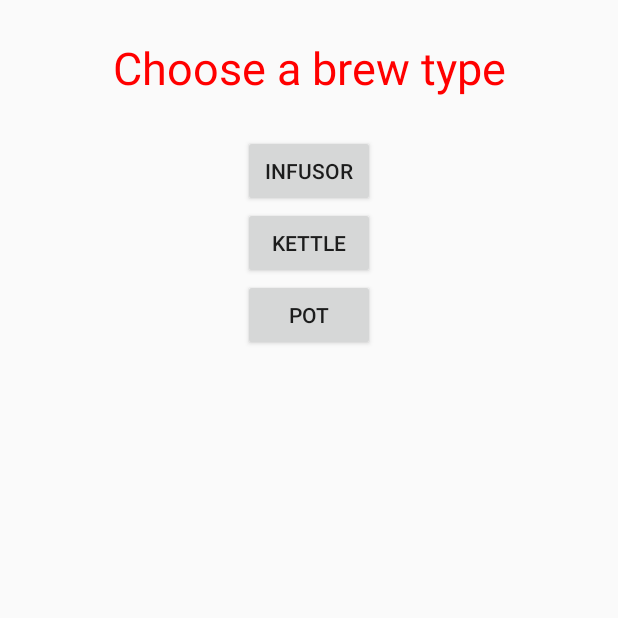
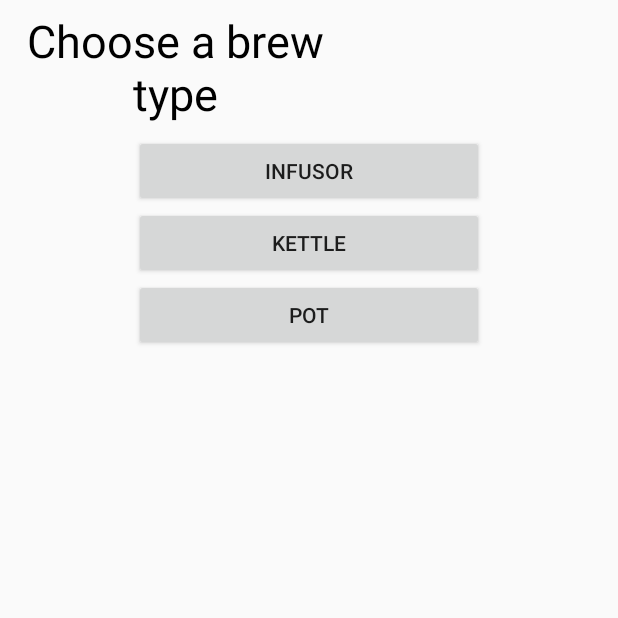
Before and after one commit to aprestona/Steeped., an Android app: the BrewType screen opened directly, with no data from a screen before it, on a phone screen of 412 x 824 dp, the top half of it. Run offline under Robolectric (Android 15) with nearby library versions, the phone set to English and light mode, and no system bars.

Commit message:
Unified Layout screens and added all buttons to the strings

```diff
--- a/app/src/main/res/layout/brew_type.xml
+++ b/app/src/main/res/layout/brew_type.xml
@@ -8,30 +8,30 @@
 
     <TextView
         android:id="@+id/tv_BrewType"
-        android:layout_width="fill_parent"
+        android:layout_width="233dp"
         android:layout_height="90sp"
         android:gravity="center"
         android:text="Choose a brew type"
-        android:textColor="#FF0000"
-        android:textSize="30sp"/>
+        android:textSize="30sp"
+        android:textColor="#000000" />
 
     <Button
         android:id="@+id/btn_infuser"
-        android:layout_width="wrap_content"
+        android:layout_width="233dp"
         android:layout_height="wrap_content"
         android:layout_gravity="center"
         android:text="@string/btn_infusor"/>
 
     <Button
         android:id="@+id/btn_kettle"
-        android:layout_width="wrap_content"
+        android:layout_width="233dp"
         android:layout_height="wrap_content"
         android:layout_gravity="center"
         android:text="@string/btn_kettle"/>
 
     <Button
         android:id="@+id/btn_pitcher"
-        android:layout_width="wrap_content"
+        android:layout_width="233dp"
         android:layout_height="wrap_content"
         android:layout_gravity="center"
         android:text="@string/btn_pot"/>
--- a/app/src/main/res/layout/tea_type.xml
+++ b/app/src/main/res/layout/tea_type.xml
@@ -57,5 +57,9 @@
         android:layout_centerHorizontal="true"
         android:layout_marginTop="104dp"
         android:text="@string/tv_TeaType"
-        android:textAppearance="?android:attr/textAppearanceLarge" />
+        android:textAppearance="?android:attr/textAppearanceLarge"
+        android:gravity="center_vertical|center_horizontal"
+        android:autoText="false"
+        android:textSize="32sp"
+        android:textColor="#000000" />
 </RelativeLayout>
--- a/app/src/main/res/layout/timer.xml
+++ b/app/src/main/res/layout/timer.xml
@@ -9,7 +9,7 @@
         android:id="@+id/btnStart"
         android:layout_width="wrap_content"
         android:layout_height="wrap_content"
-        android:text="Start"
+        android:text="@string/btnStart"
         android:layout_marginLeft="63dp"
         android:layout_marginStart="50dp"
         android:layout_marginBottom="173dp"
@@ -21,7 +21,7 @@
         android:id="@+id/btnStop"
         android:layout_width="wrap_content"
         android:layout_height="wrap_content"
-        android:text="Stop"
+        android:text="@string/btnStop"
         android:layout_marginRight="63dp"
         android:layout_marginEnd="63dp"
         android:layout_marginBottom="173dp"
--- a/app/src/main/res/values/strings.xml
+++ b/app/src/main/res/values/strings.xml
@@ -29,5 +29,8 @@
     <string name="buttonsd_normal"></string>
     <string name="buttonsd_strong">3</string>
 
-    <string name="hello_world">Hello world!</string>
+    <string name="textViewTime"></string>
+    <string name="btnStop">Stop</string>
+    <string name="btnStart">Start</string>
+
 </resources>
```
Also changed, not shown: app/src/main/res/layout/strength_desire.xml (+4 -4 lines).
